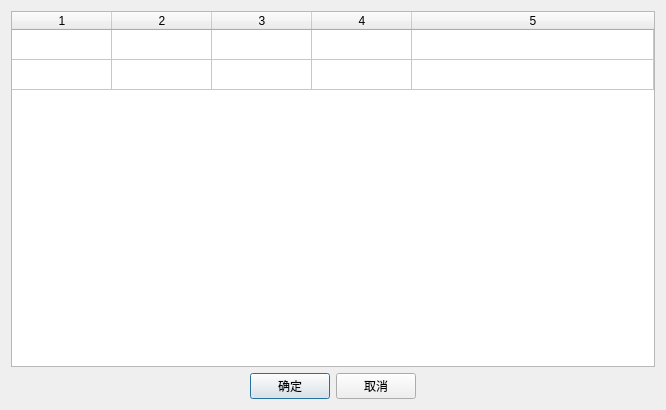
Above: HKCore/SttStudio/Native/Module/UI/FaultGradient/FaultGradientEstimateDlg.ui from Napier3/HKSoftware before the change. Below: the same form after it.
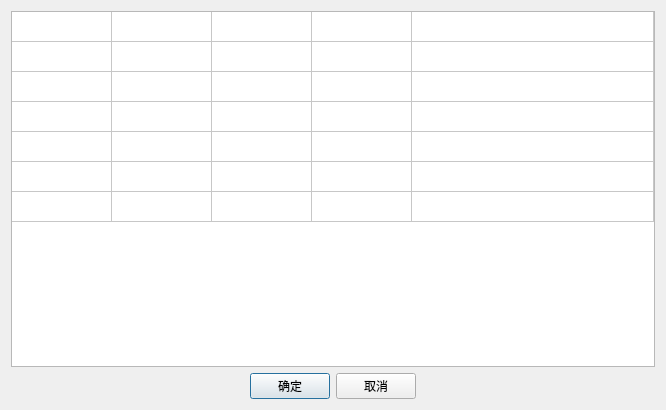
That is the form after the change. Custom widgets are drawn as their Qt base class.

What changed in the file:
```diff
--- a/HKCore/SttStudio/Native/Module/UI/FaultGradient/FaultGradientEstimateDlg.ui
+++ b/HKCore/SttStudio/Native/Module/UI/FaultGradient/FaultGradientEstimateDlg.ui
@@ -20,13 +20,13 @@
       <set>QAbstractItemView::DoubleClicked</set>
      </property>
      <property name="rowCount">
-      <number>2</number>
+      <number>7</number>
      </property>
      <property name="columnCount">
       <number>5</number>
      </property>
      <attribute name="horizontalHeaderVisible">
-      <bool>true</bool>
+      <bool>false</bool>
      </attribute>
      <attribute name="horizontalHeaderStretchLastSection">
       <bool>true</bool>
@@ -36,6 +36,11 @@
      </attribute>
      <row/>
      <row/>
+     <row/>
+     <row/>
+     <row/>
+     <row/>
+     <row/>
      <column/>
      <column/>
      <column/>
```
